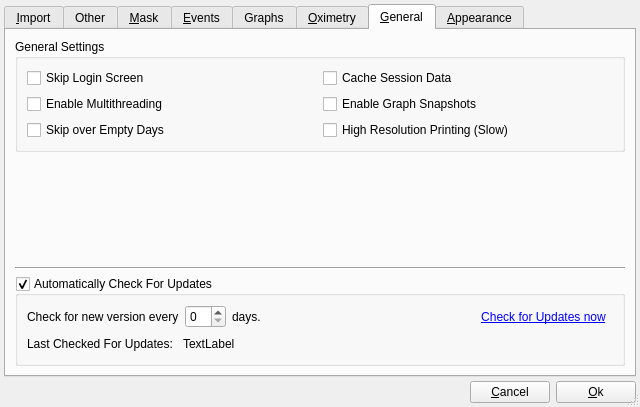
Before: the Qt Designer form preferencesdialog.ui in sbonaime/sleepyhead-code., drawn with Qt 5.
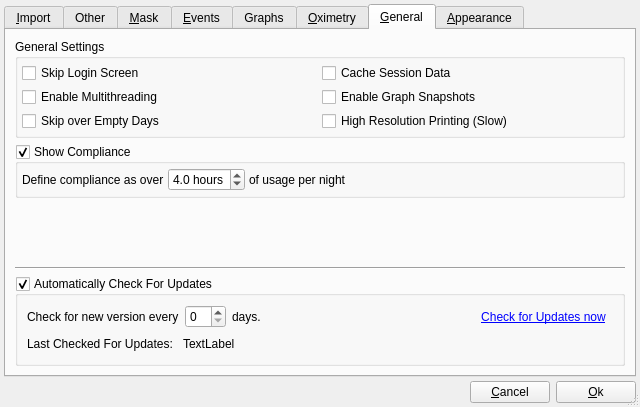
After: the same form once the commit is applied. The open tabs and pages were chosen to show the change.

Commit message: Added compliance preference settings (in General)

```diff
--- a/preferencesdialog.ui
+++ b/preferencesdialog.ui
@@ -1171,6 +1171,12 @@
           <string>General Settings</string>
          </property>
          <layout class="QGridLayout" name="gridLayout_10">
+          <property name="margin">
+           <number>4</number>
+          </property>
+          <property name="spacing">
+           <number>4</number>
+          </property>
           <item row="0" column="0">
            <widget class="QCheckBox" name="skipLoginScreen">
             <property name="toolTip">
@@ -1232,6 +1238,70 @@
          </layout>
         </widget>
        </item>
+       <item>
+        <widget class="QGroupBox" name="complianceGroupbox">
+         <property name="title">
+          <string>Show Compliance</string>
+         </property>
+         <property name="checkable">
+          <bool>true</bool>
+         </property>
+         <layout class="QGridLayout" name="gridLayout_7">
+          <property name="margin">
+           <number>4</number>
+          </property>
+          <property name="spacing">
+           <number>4</number>
+          </property>
+          <item row="0" column="1">
+           <widget class="QDoubleSpinBox" name="complianceHours">
+            <property name="toolTip">
+             <string>Regard days with under this usage as &quot;incompliant&quot;.</string>
+            </property>
+            <property name="suffix">
+             <string> hours</string>
+            </property>
+            <property name="decimals">
+             <number>1</number>
+            </property>
+            <property name="maximum">
+             <double>8.000000000000000</double>
+            </property>
+            <property name="value">
+             <double>4.000000000000000</double>
+            </property>
+           </widget>
+          </item>
+          <item row="0" column="3">
+           <spacer name="horizontalSpacer_7">
+            <property name="orientation">
+             <enum>Qt::Horizontal</enum>
+            </property>
+            <property name="sizeHint" stdset="0">
+             <size>
+              <width>40</width>
+              <height>20</height>
+             </size>
+            </property>
+           </spacer>
+          </item>
+          <item row="0" column="0">
+           <widget class="QLabel" name="label_39">
+            <property name="text">
+             <string>Define compliance as over</string>
+            </property>
+           </widget>
+          </item>
+          <item row="0" column="2">
+           <widget class="QLabel" name="label_40">
+            <property name="text">
+             <string>of usage per night</string>
+            </property>
+           </widget>
+          </item>
+         </layout>
+        </widget>
+       </item>
        <item>
         <spacer name="verticalSpacer_3">
          <property name="orientation">
@@ -1435,23 +1505,6 @@
            <property name="title">
             <string>General Settings</string>
            </property>
-           <layout class="QGridLayout" name="gridLayout_7">
-            <property name="leftMargin">
-             <number>0</number>
-            </property>
-            <property name="topMargin">
-             <number>4</number>
-            </property>
-            <property name="rightMargin">
-             <number>4</number>
-            </property>
-            <property name="bottomMargin">
-             <number>0</number>
-            </property>
-            <property name="spacing">
-             <number>0</number>
-            </property>
-            <item row="0" column="0">
              <layout class="QGridLayout" name="gridLayout_5">
               <item row="0" column="0">
                <widget class="QLabel" name="label_18">
@@ -1518,9 +1571,7 @@
                 </property>
                </widget>
               </item>
-             </layout>
-            </item>
-            <item row="2" column="0">
+            <item row="2" column="0" colspan="2">
              <spacer name="verticalSpacer">
               <property name="orientation">
                <enum>Qt::Vertical</enum>
```
Left out of the diff: 14 changed lines with no effect on the pictures. Lines whose indentation alone changed are shown as unchanged. The commit also changes 4 other files.
